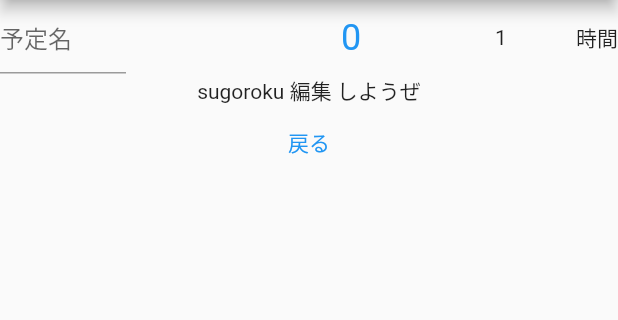
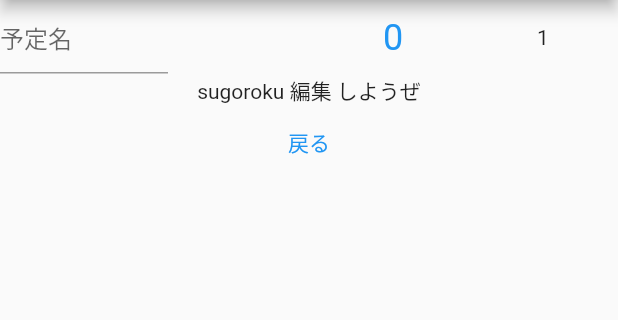
Before and after one commit to sakiso/daily_sugoroku_client, a Flutter app: the SugorokuEditPage screen opened by its route, on a phone screen of 412 x 824 dp, the part 84-404 px from its top. Run offline on Flutter 3.47's test engine with Material 2 defaults, Android fonts, the phone set to English and light mode, and no system bars; drawn by our look-alikes of numberpicker; our stand-ins replace flutter_secure_storage; accounts and stored records are empty.

Commit message:
ピッカー外だし

```diff
--- /dev/null
+++ b/lib/pages/sugoroku_edit/components/time_picker.dart
@@ -0,0 +1,17 @@
+import 'package:flutter/material.dart';
+import 'package:numberpicker/numberpicker.dart';
+
+class TimePicker extends StatelessWidget {
+  const TimePicker({Key? key}) : super(key: key);
+
+  @override
+  Widget build(BuildContext context) {
+    return NumberPicker(
+      value: 0,
+      minValue: 0,
+      maxValue: 100,
+      axis: Axis.horizontal,
+      onChanged: (value) => (() => print(value)),
+    );
+  }
+}
--- a/lib/pages/sugoroku_edit/sugoroku_edit_page.dart
+++ b/lib/pages/sugoroku_edit/sugoroku_edit_page.dart
@@ -1,6 +1,7 @@
 import 'package:flutter/material.dart';
 import 'package:flutter_secure_storage/flutter_secure_storage.dart';
-import 'package:numberpicker/numberpicker.dart';
+
+import 'components/time_picker.dart';
 
 class SugorokuEditPage extends StatelessWidget {
   const SugorokuEditPage({Key? key}) : super(key: key);
@@ -20,14 +21,7 @@ class SugorokuEditPage extends StatelessWidget {
                   decoration: const InputDecoration(hintText: '予定名'),
                 ),
               ),
-              NumberPicker(
-                value: 0,
-                minValue: 0,
-                maxValue: 100,
-                axis: Axis.horizontal,
-                onChanged: (value) => (() => print(value)),
-              ),
-              const Text('時間'),
+              const TimePicker(),
             ],
           ),
           const Text("sugoroku 編集 しようぜ"),
```
